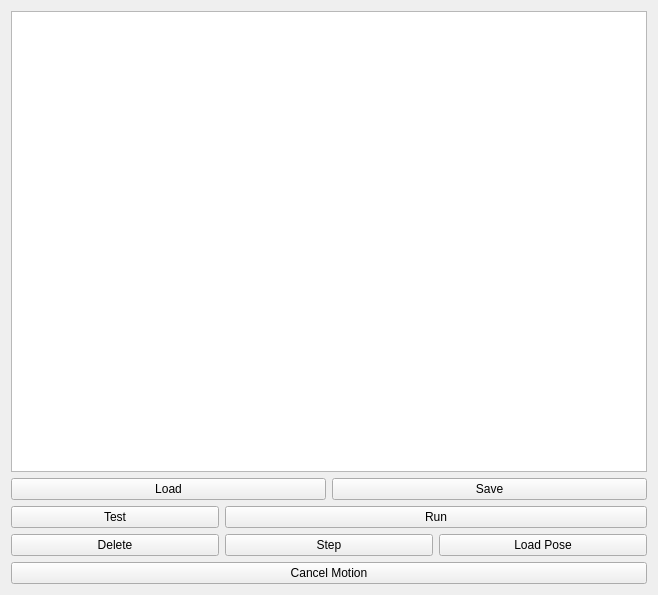
First picture: the form in src/motion_planning_kuka/resources/path.ui, repository Davidlequnchen/MultiSensorFusion-ROS-AM-Monitoring, before the edit.
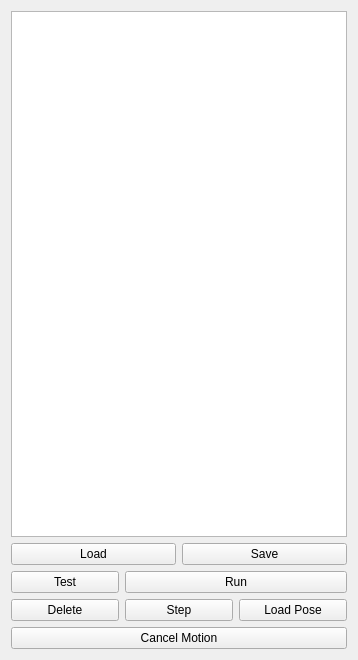
Second picture: the form after the edit. Icons and pictures are not drawn.

Commit message: successfully test all functions for height monitoring

Diff of the .ui file:
```diff
--- a/src/motion_planning_kuka/resources/path.ui
+++ b/src/motion_planning_kuka/resources/path.ui
@@ -6,8 +6,8 @@
    <rect>
     <x>0</x>
     <y>0</y>
-    <width>658</width>
-    <height>595</height>
+    <width>358</width>
+    <height>660</height>
    </rect>
   </property>
   <property name="windowTitle">
```
The commit also changes 451 other files.
